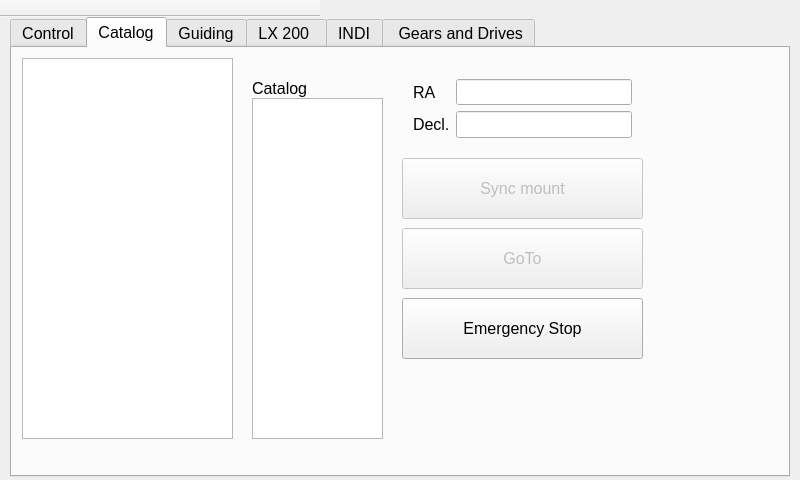
Old version of the form mainwindow.ui in the repository selste/TwoStepperControl.
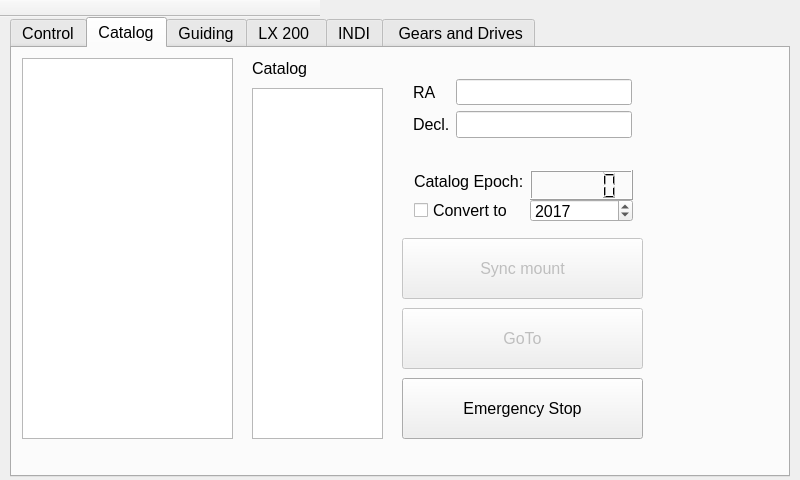
New version of the form. The open tabs and pages were chosen to show the change.

Diff of the .ui file:
```diff
--- a/mainwindow.ui
+++ b/mainwindow.ui
@@ -573,9 +573,9 @@
       <property name="geometry">
        <rect>
         <x>240</x>
-        <y>50</y>
+        <y>40</y>
         <width>131</width>
-        <height>341</height>
+        <height>351</height>
        </rect>
       </property>
      </widget>
@@ -583,7 +583,7 @@
       <property name="geometry">
        <rect>
         <x>240</x>
-        <y>30</y>
+        <y>10</y>
         <width>68</width>
         <height>21</height>
        </rect>
@@ -643,7 +643,7 @@
       <property name="geometry">
        <rect>
         <x>390</x>
-        <y>110</y>
+        <y>190</y>
         <width>241</width>
         <height>61</height>
        </rect>
@@ -659,7 +659,7 @@
       <property name="geometry">
        <rect>
         <x>390</x>
-        <y>180</y>
+        <y>260</y>
         <width>241</width>
         <height>61</height>
        </rect>
@@ -675,7 +675,7 @@
       <property name="geometry">
        <rect>
         <x>390</x>
-        <y>250</y>
+        <y>330</y>
         <width>241</width>
         <height>61</height>
        </rect>
@@ -684,6 +684,61 @@
        <string>Emergency Stop</string>
       </property>
      </widget>
+     <widget class="QWidget" name="layoutWidget">
+      <property name="geometry">
+       <rect>
+        <x>391</x>
+        <y>111</y>
+        <width>241</width>
+        <height>74</height>
+       </rect>
+      </property>
+      <layout class="QGridLayout" name="gridLayout_2">
+       <item row="0" column="0">
+        <widget class="QLabel" name="lCatEpoch">
+         <property name="text">
+          <string>Catalog Epoch:</string>
+         </property>
+        </widget>
+       </item>
+       <item row="0" column="1">
+        <widget class="QLCDNumber" name="lcdCatEpoch">
+         <property name="minimumSize">
+          <size>
+           <width>100</width>
+           <height>30</height>
+          </size>
+         </property>
+         <property name="maximumSize">
+          <size>
+           <width>16777215</width>
+           <height>30</height>
+          </size>
+         </property>
+        </widget>
+       </item>
+       <item row="1" column="0">
+        <widget class="QCheckBox" name="cbConvertToCurrentEpoch">
+         <property name="text">
+          <string>Convert to</string>
+         </property>
+        </widget>
+       </item>
+       <item row="1" column="1">
+        <widget class="QSpinBox" name="sbEpoch">
+         <property name="minimum">
+          <number>2000</number>
+         </property>
+         <property name="maximum">
+          <number>2525</number>
+         </property>
+         <property name="value">
+          <number>2017</number>
+         </property>
+        </widget>
+       </item>
+      </layout>
+     </widget>
     </widget>
     <widget class="QWidget" name="camTab">
      <attribute name="title">
```
Left out of the diff: 4 changed lines with no effect on the pictures.
